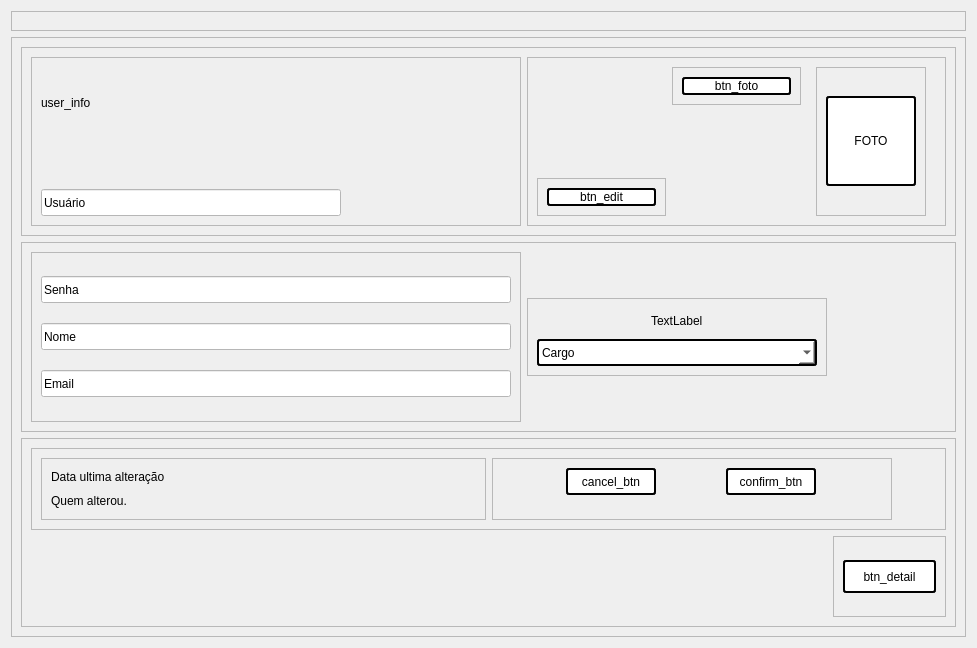
This is PATP/asset_ctrl/templates/interfaces/user_info.ui in eduardogm22/controle_patrimonio as Qt 5 draws it before an edit. The edited form follows.
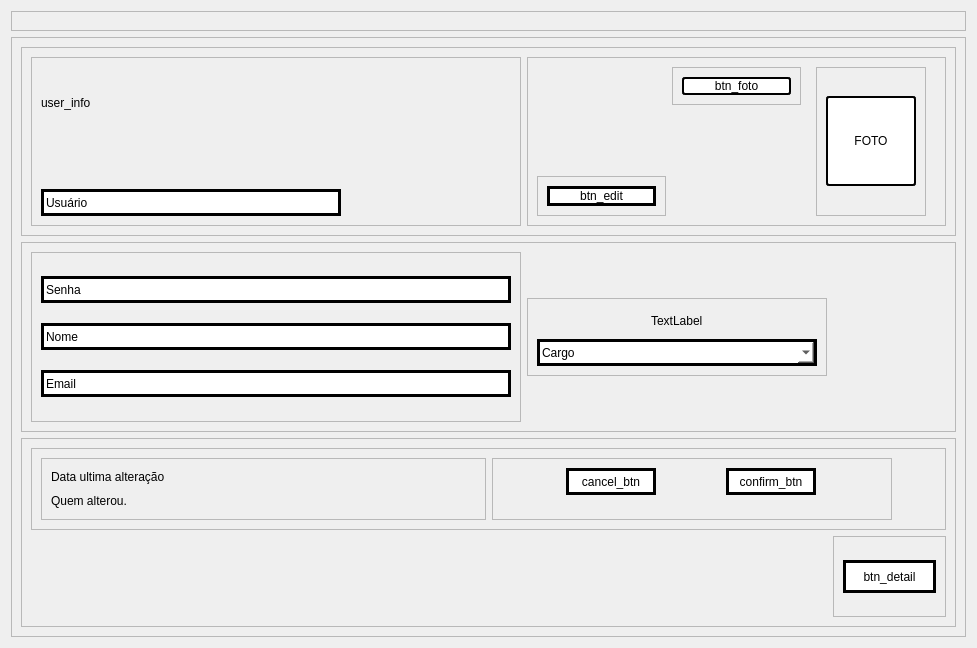
This is the edited form.

```diff
--- a/PATP/asset_ctrl/templates/interfaces/user_info.ui
+++ b/PATP/asset_ctrl/templates/interfaces/user_info.ui
@@ -110,7 +110,8 @@
                </size>
               </property>
               <property name="styleSheet">
-               <string notr="true">background-color:white;</string>
+               <string notr="true">background-color:white;
+border:3px solid black;</string>
               </property>
               <property name="text">
                <string>Usuário</string>
@@ -145,8 +146,7 @@
                  </property>
                  <property name="styleSheet">
                   <string notr="true">background-color:white;
-border-radius: 3px;
-border:2px solid black;</string>
+border:3px solid black;</string>
                  </property>
                  <property name="text">
                   <string>btn_edit</string>
@@ -264,7 +264,8 @@
                </size>
               </property>
               <property name="styleSheet">
-               <string notr="true">background-color:white;</string>
+               <string notr="true">background-color:white;
+border:3px solid black;</string>
               </property>
               <property name="text">
                <string>Senha</string>
@@ -286,7 +287,8 @@
                </size>
               </property>
               <property name="styleSheet">
-               <string notr="true">background-color:white;</string>
+               <string notr="true">background-color:white;
+border:3px solid black;</string>
               </property>
               <property name="text">
                <string>Nome</string>
@@ -308,7 +310,8 @@
                </size>
               </property>
               <property name="styleSheet">
-               <string notr="true">background-color:white;</string>
+               <string notr="true">background-color:white;
+border:3px solid black;</string>
               </property>
               <property name="text">
                <string>Email</string>
@@ -374,8 +377,7 @@
               </property>
               <property name="styleSheet">
                <string notr="true">background-color:white;
-border-radius: 3px;
-border:2px solid black;</string>
+border:3px solid black;</string>
               </property>
               <item>
                <property name="text">
@@ -474,8 +476,7 @@
                  </property>
                  <property name="styleSheet">
                   <string notr="true">background-color:white;
-border-radius: 3px;
-border:2px solid black;</string>
+border:3px solid black;</string>
                  </property>
                  <property name="text">
                   <string>cancel_btn</string>
@@ -501,8 +502,7 @@
                  </property>
                  <property name="styleSheet">
                   <string notr="true">background-color:white;
-border-radius: 3px;
-border:2px solid black;</string>
+border:3px solid black;</string>
                  </property>
                  <property name="text">
                   <string>confirm_btn</string>
@@ -543,8 +543,7 @@
               </property>
               <property name="styleSheet">
                <string notr="true">background-color:white;
-border-radius: 3px;
-border:2px solid black;</string>
+border:3px solid black;</string>
               </property>
               <property name="text">
                <string>btn_detail</string>
```
